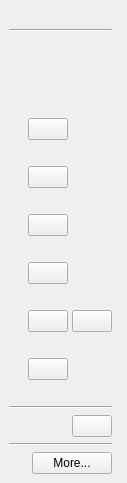
The window that src/lib/other/siteinfowidget.ui (osza-tools/osza-browser) describes before a commit, drawn with Qt 5.
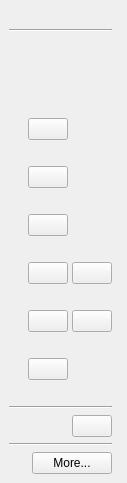
The same window after the commit.

What changed in the file:
```diff
--- a/src/lib/other/siteinfowidget.ui
+++ b/src/lib/other/siteinfowidget.ui
@@ -281,6 +281,11 @@
        </layout>
       </item>
       <item row="12" column="2">
+       <layout class="QHBoxLayout" name="referrerButtonsLayout">
+        <property name="spacing">
+         <number>4</number>
+        </property>
+        <item>
        <widget class="QPushButton" name="referrerButton">
         <property name="sizePolicy">
          <sizepolicy hsizetype="Maximum" vsizetype="Fixed">
@@ -289,6 +294,18 @@
          </sizepolicy>
         </property>
        </widget>
+        </item>
+        <item>
+         <widget class="QPushButton" name="referrerStrengthButton">
+          <property name="sizePolicy">
+           <sizepolicy hsizetype="Maximum" vsizetype="Fixed">
+            <horstretch>0</horstretch>
+            <verstretch>0</verstretch>
+           </sizepolicy>
+          </property>
+         </widget>
+        </item>
+       </layout>
       </item>
       <item row="13" column="2">
        <layout class="QHBoxLayout" name="threatBlockRowLayout">
```
Lines whose indentation alone changed are shown as unchanged.
